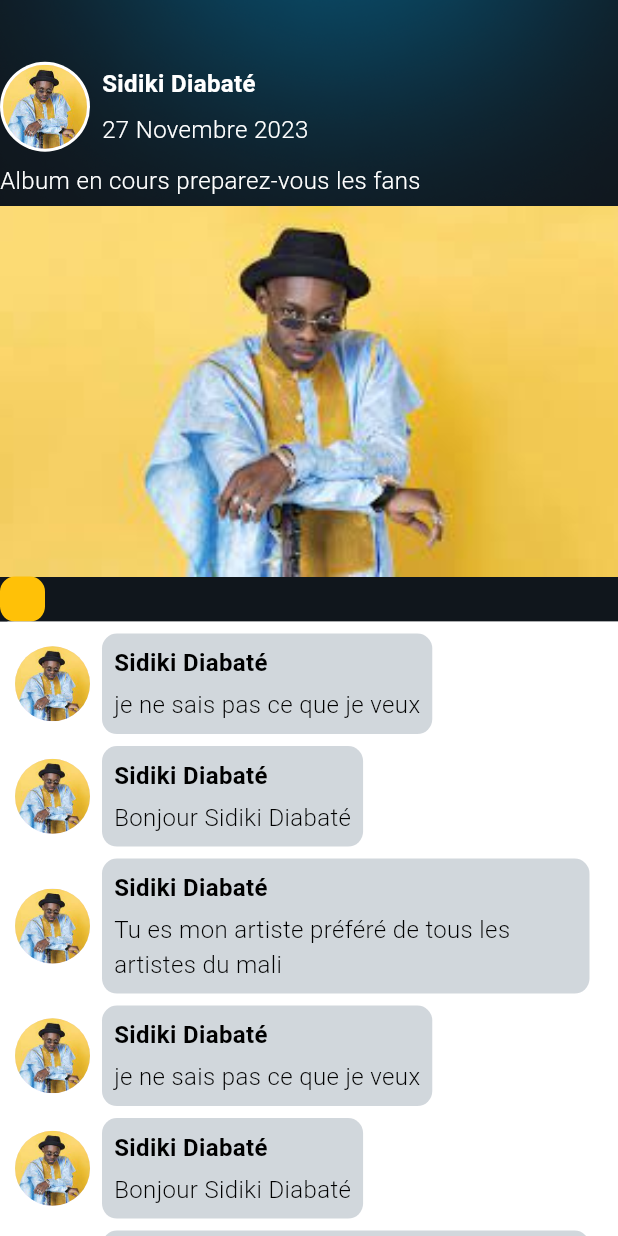
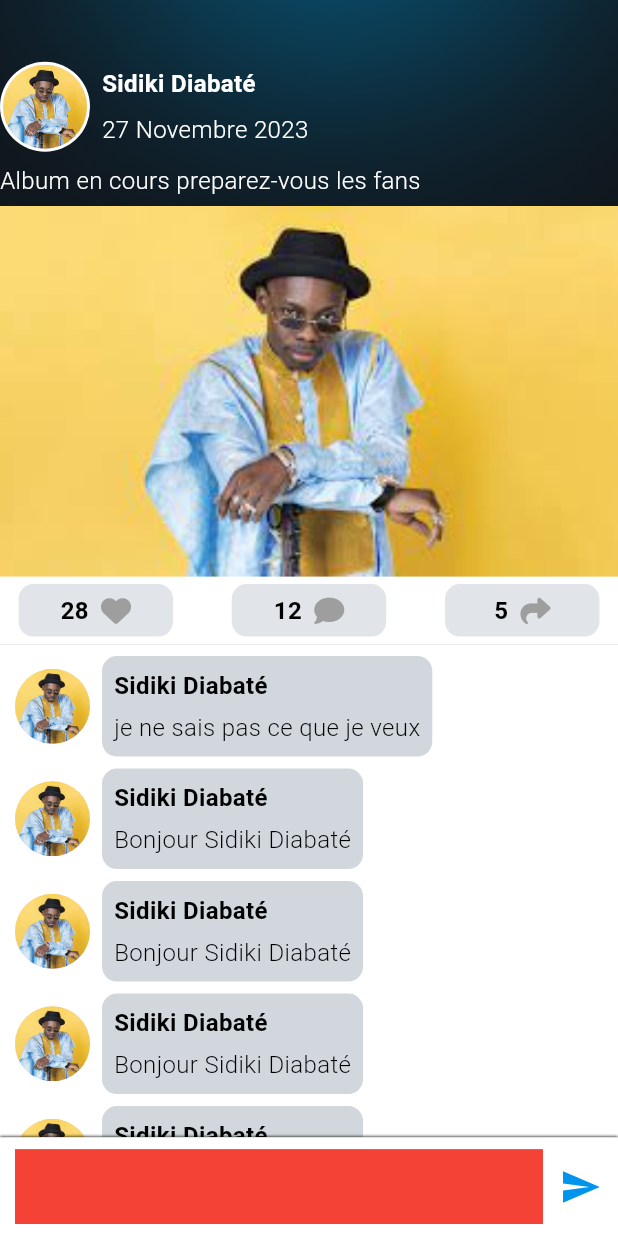
Before and after one commit to Abdouljr/MAli-Event-Front, a Flutter app: the screen it shows after launch, on a phone screen of 412 x 824 dp. Run offline on Flutter 3.47's test engine with Material 3 defaults, Android fonts, the light colour scheme and no system bars; our stand-ins replace font_awesome_flutter.

Commit message:
Mise à jour de la page commentaire

```diff
--- a/lib/Screen/postes/commentaire.dart
+++ b/lib/Screen/postes/commentaire.dart
@@ -10,6 +10,11 @@ class CommentairePost extends StatefulWidget {
 }
 
 class _CommentairePostState extends State<CommentairePost> {
+  List<Map<String, dynamic>> list_icons = [
+    {"icon": FontAwesomeIcons.solidHeart, "nombre": 28},
+    {"icon": FontAwesomeIcons.solidComment, "nombre": 12},
+    {"icon": FontAwesomeIcons.share, "nombre": 5},
+  ];
   @override
   Widget build(BuildContext context) {
     Size size = MediaQuery.of(context).size;
@@ -20,11 +25,17 @@ class _CommentairePostState extends State<CommentairePost> {
       width: size.width,
       decoration: const BoxDecoration(
         image: DecorationImage(
-                  image: AssetImage("assets/images/post.png"),
-                  fit: BoxFit.fill),
+            image: AssetImage("assets/images/post.png"), fit: BoxFit.fill),
       ),
+      child: Column(
+        children: [
+          SizedBox(
+              height: size.height * .92,
               child: SingleChildScrollView(
-                child: Padding(
+                child: Column(
+                    crossAxisAlignment: CrossAxisAlignment.start,
+                    children: [
+                      Padding(
                         padding: EdgeInsets.only(top: size.height * 0.05),
                         child: Column(
                           crossAxisAlignment: CrossAxisAlignment.start,
@@ -38,8 +49,8 @@ class _CommentairePostState extends State<CommentairePost> {
                                     children: <Widget>[
                                       CircleAvatar(
                                         radius: 28,
-                              backgroundImage:
-                                  AssetImage('assets/images/sdiki.jpeg'),
+                                        backgroundImage: AssetImage(
+                                            'assets/images/sdiki.jpeg'),
                                       ),
                                     ],
                                   ),
@@ -47,7 +58,8 @@ class _CommentairePostState extends State<CommentairePost> {
                                 Padding(
                                   padding: EdgeInsets.only(left: 8.0),
                                   child: Column(
-                          crossAxisAlignment: CrossAxisAlignment.start,
+                                    crossAxisAlignment:
+                                        CrossAxisAlignment.start,
                                     children: <Widget>[
                                       Text(
                                         'Sidiki Diabaté',
@@ -84,6 +96,8 @@ class _CommentairePostState extends State<CommentairePost> {
                             const SizedBox(
                               height: 5,
                             ),
+
+                            // ======================== IMAGE ===========================
                             Container(
                               decoration: const BoxDecoration(
                                 image: DecorationImage(
@@ -94,33 +108,66 @@ class _CommentairePostState extends State<CommentairePost> {
                               width: double.infinity,
                               height: size.height * .3,
                             ),
-                  Row(
+
+                            // ======================= ICONS ===========================
+                            Container(
+                              color: Colors.white,
+                              padding: EdgeInsets.symmetric(
+                                  horizontal: size.width * .03, vertical: 5.0),
+                              child: Row(
+                                mainAxisAlignment:
+                                    MainAxisAlignment.spaceBetween,
+                                children: list_icons
+                                    .map(
+                                      (icon) => Container(
+                                        height: 35,
+                                        width: size.width * .25,
+                                        decoration: BoxDecoration(
+                                          color: Config.couleur.grise
+                                              .withOpacity(.2),
+                                          borderRadius:
+                                              BorderRadius.circular(10),
+                                        ),
+                                        child: Row(
+                                          mainAxisAlignment:
+                                              MainAxisAlignment.center,
                                           children: [
-                      Container(
-                        height: 30,
-                        width: 30,
-                        decoration: BoxDecoration(
-                          color: Colors.amber,
-                          borderRadius: BorderRadius.circular(10),
+                                            Text(icon["nombre"].toString(),
+                                                style: const TextStyle(
+                                                    color: Colors.black,
+                                                    fontSize: 16,
+                                                    fontWeight:
+                                                        FontWeight.bold)),
+                                            SizedBox(
+                                              width: size.width * .02,
                                             ),
+                                            FaIcon(
+                                              icon["icon"],
+                                              color: Colors.grey,
+                                              size: 20,
                                             ),
                                           ],
                                         ),
+                                      ),
+                                    )
+                                    .toList(),
+                              ),
+                            ),
+                            // ======================= COMMENTAIRES ========================
                             Container(
-                      padding: const EdgeInsets.only(left: 5, bottom: 10),
+                                padding:
+                                    const EdgeInsets.only(left: 5, bottom: 10),
                                 decoration: const BoxDecoration(
                                   color: Colors.white,
                                 ),
                                 child: Container(
-                          height: size.height * .50,
-                          color: Colors.white,
-                          child: Container(
-                            padding: const EdgeInsets.symmetric(horizontal: 5),
-                            child: SingleChildScrollView(
+                                  padding:
+                                      const EdgeInsets.symmetric(horizontal: 5),
                                   child: Column(children: [
                                     Commentaire(
                                       size: size,
-                                  commentaire: 'je ne sais pas ce que je veux',
+                                      commentaire:
+                                          'je ne sais pas ce que je veux',
                                     ),
                                     Commentaire(
                                       size: size,
@@ -128,12 +175,7 @@ class _CommentairePostState extends State<CommentairePost> {
                                     ),
                                     Commentaire(
                                       size: size,
-                                  commentaire:
-                                      'Tu es mon artiste préféré de tous les artistes du mali',
-                                ),
-                                Commentaire(
-                                  size: size,
-                                  commentaire: 'je ne sais pas ce que je veux',
+                                      commentaire: 'Bonjour Sidiki Diabaté',
                                     ),
                                     Commentaire(
                                       size: size,
@@ -141,31 +183,61 @@ class _CommentairePostState extends State<CommentairePost> {
                                     ),
                                     Commentaire(
                                       size: size,
-                                  commentaire:
-                                      'Tu es mon artiste préféré de tous les artistes du mali',
-                                ),
-                                Commentaire(
-                                  size: size,
-                                  commentaire: 'je ne sais pas ce que je veux',
+                                      commentaire: 'Bonjour Sidiki Diabaté',
                                     ),
                                     Commentaire(
                                       size: size,
                                       commentaire: 'Bonjour Sidiki Diabaté',
                                     ),
-                                Commentaire(
-                                  size: size,
-                                  commentaire:
-                                      'Tu es mon artiste préféré de tous les artistes du mali',
+                                  ]),
+                                )),
+                          ],
+                        ),
+                      )
+                    ]),
+              )),
+          // ==================================== Champ Commentaire ============
+
+          Container(
+            height: size.height * .08,
+            padding: const EdgeInsets.only(
+              left: 5,
+            ),
+            decoration: const BoxDecoration(
+              color: Colors.white,
+              boxShadow: [
+                BoxShadow(
+                  color: Colors.black,
+                  blurRadius: 1,
+                  spreadRadius: .1,
+                ),
+              ],
+            ),
+            child: Padding(
+              padding: const EdgeInsets.symmetric(
+                  horizontal: 5.0, vertical: 8.0), // EdgeInsets.all(8.0),
+              child: Row(children: [
+                Expanded(
+                    child: Container(
+                  color: Colors.red,
+                )),
+                const SizedBox(
+                  width: 5,
                 ),
                 SizedBox(
-                                  height: 100,
-                                )
+                  width: 40,
+                  child: Icon(
+                    Icons.send,
+                    color: Config.couleur.bleu,
+                    size: 28,
+                  ),
+                ),
               ]),
             ),
-                          ))),
+          ),
         ],
       ),
-            ))));
+    ));
   }
 }
 
```
Lines whose indentation alone changed are shown as unchanged.
